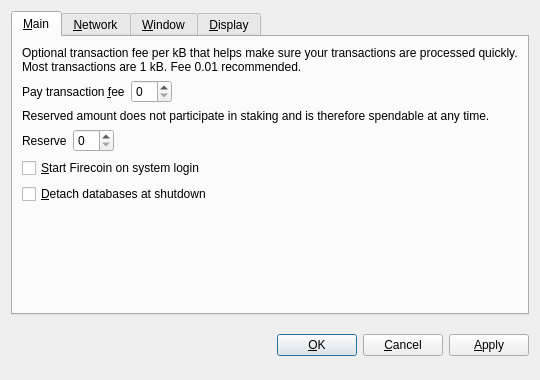
juhcoin/Juhcoin, file src/qt/forms/optionsdialog.ui: the form before one commit.
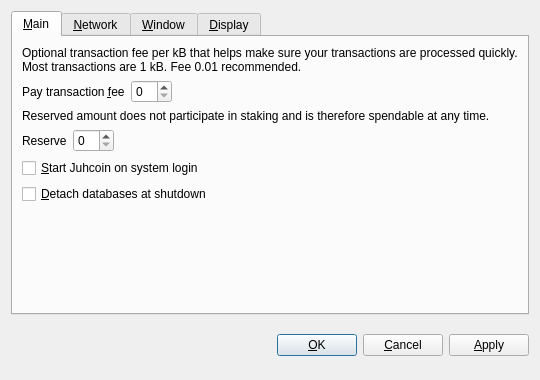
The form after the commit. Custom widgets are drawn as their Qt base class.

What changed in the file:
```diff
--- a/src/qt/forms/optionsdialog.ui
+++ b/src/qt/forms/optionsdialog.ui
@@ -128,7 +128,7 @@
           <string>Automatically start Firecoin after logging in to the system.</string>
          </property>
          <property name="text">
-          <string>&amp;Start Firecoin on system login</string>
+          <string>&amp;Start Juhcoin on system login</string>
          </property>
         </widget>
        </item>
```
Left out of the diff: 10 changed lines with no effect on the pictures.
